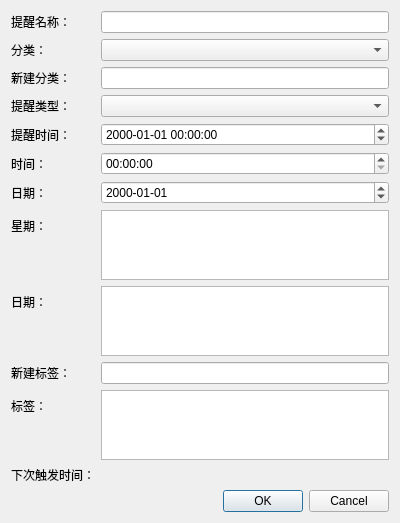
First picture: the form in src/reminderedit.ui, repository SwartzMss/EasyNotify, before the edit.
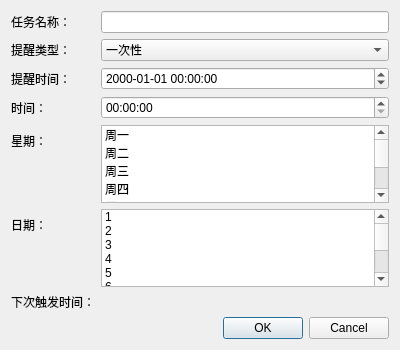
Second picture: the form after the edit.

Commit message: 优化新增提醒界面

Diff of the .ui file:
```diff
--- a/src/reminderedit.ui
+++ b/src/reminderedit.ui
@@ -7,7 +7,7 @@
     <x>0</x>
     <y>0</y>
     <width>400</width>
-    <height>500</height>
+    <height>350</height>
    </rect>
   </property>
   <property name="windowTitle">
@@ -19,7 +19,7 @@
      <item row="0" column="0">
       <widget class="QLabel" name="nameLabel">
        <property name="text">
-        <string>提醒名称：</string>
+        <string>任务名称：</string>
        </property>
       </widget>
      </item>
@@ -27,133 +27,172 @@
       <widget class="QLineEdit" name="nameEdit"/>
      </item>
      <item row="1" column="0">
-      <widget class="QLabel" name="categoryLabel">
-       <property name="text">
-        <string>分类：</string>
-       </property>
-      </widget>
-     </item>
-     <item row="1" column="1">
-      <widget class="QComboBox" name="categoryCombo"/>
-     </item>
-     <item row="2" column="0">
-      <widget class="QLabel" name="newCategoryLabel">
-       <property name="text">
-        <string>新建分类：</string>
-       </property>
-      </widget>
-     </item>
-     <item row="2" column="1">
-      <widget class="QLineEdit" name="newCategoryEdit"/>
-     </item>
-     <item row="3" column="0">
       <widget class="QLabel" name="typeLabel">
        <property name="text">
         <string>提醒类型：</string>
        </property>
       </widget>
      </item>
-     <item row="3" column="1">
-      <widget class="QComboBox" name="typeCombo"/>
+     <item row="1" column="1">
+      <widget class="QComboBox" name="typeCombo">
+       <item>
+        <property name="text">
+         <string>一次性</string>
+        </property>
+       </item>
+       <item>
+        <property name="text">
+         <string>每天</string>
+        </property>
+       </item>
+       <item>
+        <property name="text">
+         <string>工作日</string>
+        </property>
+       </item>
+       <item>
+        <property name="text">
+         <string>每周</string>
+        </property>
+       </item>
+       <item>
+        <property name="text">
+         <string>每月</string>
+        </property>
+       </item>
+      </widget>
      </item>
-     <item row="4" column="0">
-      <widget class="QLabel" name="timeLabel">
+     <item row="2" column="0">
+      <widget class="QLabel" name="dateTimeLabel">
        <property name="text">
         <string>提醒时间：</string>
        </property>
       </widget>
      </item>
-     <item row="4" column="1">
+     <item row="2" column="1">
       <widget class="QDateTimeEdit" name="dateTimeEdit">
        <property name="displayFormat">
         <string>yyyy-MM-dd HH:mm:ss</string>
        </property>
       </widget>
      </item>
-     <item row="5" column="0">
-      <widget class="QLabel" name="timeLabel_2">
+     <item row="3" column="0">
+      <widget class="QLabel" name="timeLabel">
        <property name="text">
         <string>时间：</string>
        </property>
       </widget>
      </item>
-     <item row="5" column="1">
+     <item row="3" column="1">
       <widget class="QTimeEdit" name="timeEdit">
        <property name="displayFormat">
         <string>HH:mm:ss</string>
        </property>
       </widget>
      </item>
-     <item row="6" column="0">
-      <widget class="QLabel" name="dateLabel">
-       <property name="text">
-        <string>日期：</string>
-       </property>
-      </widget>
-     </item>
-     <item row="6" column="1">
-      <widget class="QDateEdit" name="dateEdit">
-       <property name="displayFormat">
-        <string>yyyy-MM-dd</string>
-       </property>
-      </widget>
-     </item>
-     <item row="7" column="0">
+     <item row="4" column="0">
       <widget class="QLabel" name="weekDaysLabel">
        <property name="text">
         <string>星期：</string>
        </property>
       </widget>
      </item>
-     <item row="7" column="1">
+     <item row="4" column="1">
       <widget class="QListWidget" name="weekDaysList">
        <property name="selectionMode">
         <enum>QAbstractItemView::MultiSelection</enum>
        </property>
+       <item>
+        <property name="text">
+         <string>周一</string>
+        </property>
+       </item>
+       <item>
+        <property name="text">
+         <string>周二</string>
+        </property>
+       </item>
+       <item>
+        <property name="text">
+         <string>周三</string>
+        </property>
+       </item>
+       <item>
+        <property name="text">
+         <string>周四</string>
+        </property>
+       </item>
+       <item>
+        <property name="text">
+         <string>周五</string>
+        </property>
+       </item>
+       <item>
+        <property name="text">
+         <string>周六</string>
+        </property>
+       </item>
+       <item>
+        <property name="text">
+         <string>周日</string>
+        </property>
+       </item>
       </widget>
      </item>
-     <item row="8" column="0">
+     <item row="5" column="0">
       <widget class="QLabel" name="monthDaysLabel">
        <property name="text">
         <string>日期：</string>
        </property>
       </widget>
      </item>
-     <item row="8" column="1">
+     <item row="5" column="1">
       <widget class="QListWidget" name="monthDaysList">
        <property name="selectionMode">
         <enum>QAbstractItemView::MultiSelection</enum>
        </property>
+       <!-- 1~31天 -->
+       <item><property name="text"><string>1</string></property></item>
+       <item><property name="text"><string>2</string></property></item>
+       <item><property name="text"><string>3</string></property></item>
+       <item><property name="text"><string>4</string></property></item>
+       <item><property name="text"><string>5</string></property></item>
+       <item><property name="text"><string>6</string></property></item>
+       <item><property name="text"><string>7</string></property></item>
+       <item><property name="text"><string>8</string></property></item>
+       <item><property name="text"><string>9</string></property></item>
+       <item><property name="text"><string>10</string></property></item>
+       <item><property name="text"><string>11</string></property></item>
+       <item><property name="text"><string>12</string></property></item>
+       <item><property name="text"><string>13</string></property></item>
+       <item><property name="text"><string>14</string></property></item>
+       <item><property name="text"><string>15</string></property></item>
+       <item><property name="text"><string>16</string></property></item>
+       <item><property name="text"><string>17</string></property></item>
+       <item><property name="text"><string>18</string></property></item>
+       <item><property name="text"><string>19</string></property></item>
+       <item><property name="text"><string>20</string></property></item>
+       <item><property name="text"><string>21</string></property></item>
+       <item><property name="text"><string>22</string></property></item>
+       <item><property name="text"><string>23</string></property></item>
+       <item><property name="text"><string>24</string></property></item>
+       <item><property name="text"><string>25</string></property></item>
+       <item><property name="text"><string>26</string></property></item>
+       <item><property name="text"><string>27</string></property></item>
+       <item><property name="text"><string>28</string></property></item>
+       <item><property name="text"><string>29</string></property></item>
+       <item><property name="text"><string>30</string></property></item>
+       <item><property name="text"><string>31</string></property></item>
       </widget>
      </item>
-     <item row="9" column="0">
-      <widget class="QLabel" name="newTagLabel">
-       <property name="text">
-        <string>新建标签：</string>
-       </property>
-      </widget>
-     </item>
-     <item row="9" column="1">
-      <widget class="QLineEdit" name="newTagEdit"/>
-     </item>
-     <item row="10" column="0">
-      <widget class="QLabel" name="tagListLabel">
-       <property name="text">
-        <string>标签：</string>
-       </property>
-      </widget>
-     </item>
-     <item row="10" column="1">
-      <widget class="QListWidget" name="tagList"/>
-     </item>
-     <item row="11" column="0">
+     <item row="6" column="0">
       <widget class="QLabel" name="nextTriggerLabelTitle">
        <property name="text">
         <string>下次触发时间：</string>
        </property>
       </widget>
      </item>
-     <item row="11" column="1">
+     <item row="6" column="1">
       <widget class="QLabel" name="nextTriggerLabel"/>
      </item>
     </layout>
```
Left out of the diff: 2 changed lines with no effect on the pictures. The commit also changes 4 other files.
